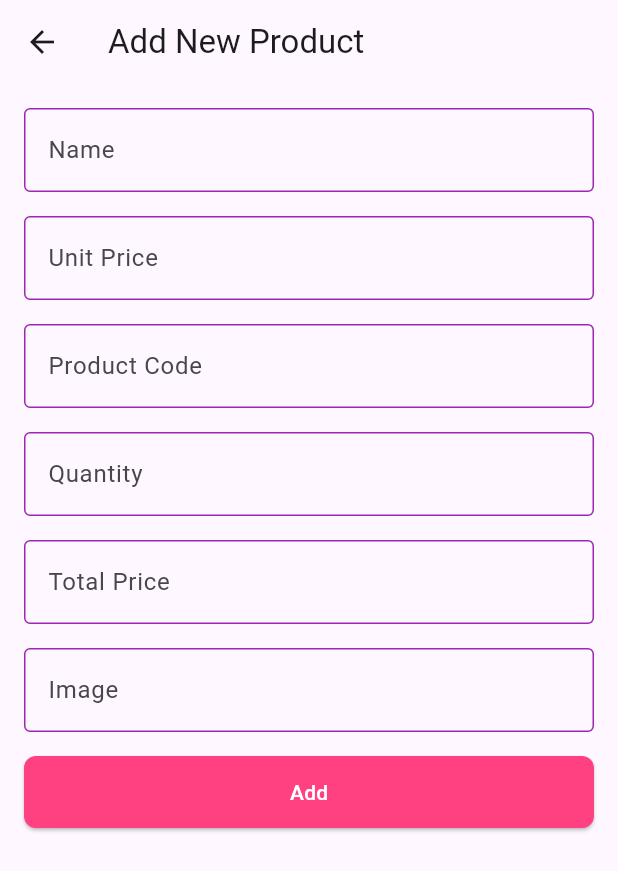
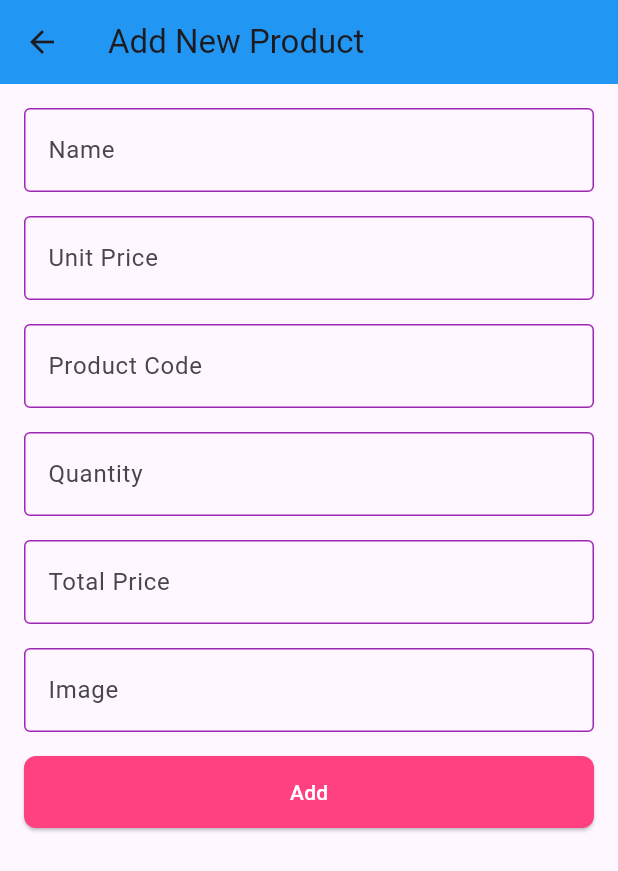
Before and after one commit to nafiurrahmansabbir/crud_app, a Flutter app: the screen it shows after launch, after a tap on the "add" icon, on a phone screen of 412 x 824 dp. Shown: the top 871 px of the screen. Run offline on Flutter 3.47's test engine with Material 3 defaults, Android fonts, the phone set to English and light mode, and no system bars; our stand-ins replace cached_network_image; network calls fail.

```diff
--- a/lib/screens/AddProductScreen.dart
+++ b/lib/screens/AddProductScreen.dart
@@ -25,6 +25,7 @@ class _AddProductScreenState extends State<AddProductScreen> {
   Widget build(BuildContext context) {
     return Scaffold(
       appBar: AppBar(
+        backgroundColor: Colors.blue,
         title: const Text('Add New Product'),
       ),
       body: SingleChildScrollView(
--- a/lib/screens/ProductListScreen.dart
+++ b/lib/screens/ProductListScreen.dart
@@ -28,6 +28,7 @@ class _ProductListScreenState extends State<ProductListScreen> {
   Widget build(BuildContext context) {
     return Scaffold(
       appBar: AppBar(
+        backgroundColor: Colors.blue,
         title: const Text('Product list'),
       ),
       body: RefreshIndicator(
--- a/lib/screens/updateProductScreen.dart
+++ b/lib/screens/updateProductScreen.dart
@@ -40,6 +40,7 @@ class _UpdateProductScreenState extends State<UpdateProductScreen> {
   Widget build(BuildContext context) {
     return Scaffold(
       appBar: AppBar(
+        backgroundColor: Colors.blue,
         title: const Text('Update Product'),
       ),
       body: SingleChildScrollView(
```
